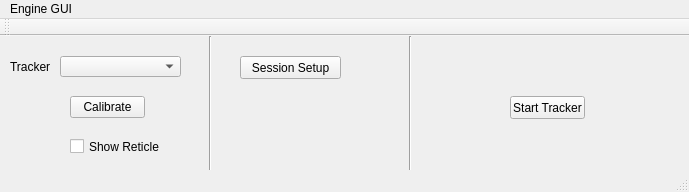
Old version of the form main_window.ui in the repository iTrace-Dev/iTrace-Core.
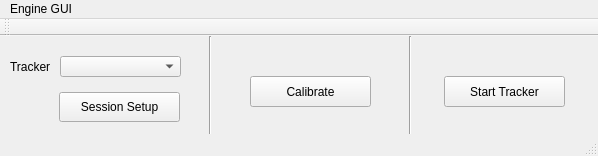
New version of the form.

```diff
--- a/main_window.ui
+++ b/main_window.ui
@@ -6,8 +6,8 @@
    <rect>
     <x>0</x>
     <y>0</y>
-    <width>689</width>
-    <height>192</height>
+    <width>598</width>
+    <height>156</height>
    </rect>
   </property>
   <property name="windowTitle">
@@ -17,10 +17,10 @@
    <widget class="QPushButton" name="startServerButton">
     <property name="geometry">
      <rect>
-      <x>510</x>
-      <y>60</y>
-      <width>75</width>
-      <height>23</height>
+      <x>444</x>
+      <y>40</y>
+      <width>121</width>
+      <height>31</height>
      </rect>
     </property>
     <property name="text">
@@ -53,10 +53,10 @@
    <widget class="QPushButton" name="calibrateButton">
     <property name="geometry">
      <rect>
-      <x>70</x>
-      <y>60</y>
-      <width>75</width>
-      <height>22</height>
+      <x>250</x>
+      <y>40</y>
+      <width>121</width>
+      <height>31</height>
      </rect>
     </property>
     <property name="text">
@@ -79,10 +79,10 @@
    <widget class="QPushButton" name="sessionButton">
     <property name="geometry">
      <rect>
-      <x>240</x>
-      <y>20</y>
-      <width>101</width>
-      <height>23</height>
+      <x>59</x>
+      <y>56</y>
+      <width>121</width>
+      <height>30</height>
      </rect>
     </property>
     <property name="text">
@@ -121,7 +121,7 @@
     <rect>
      <x>0</x>
      <y>0</y>
-     <width>689</width>
+     <width>598</width>
      <height>21</height>
     </rect>
    </property>
```
